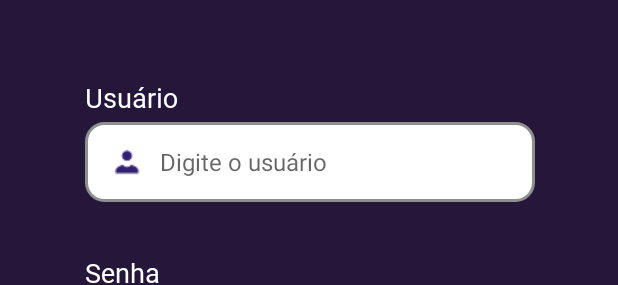
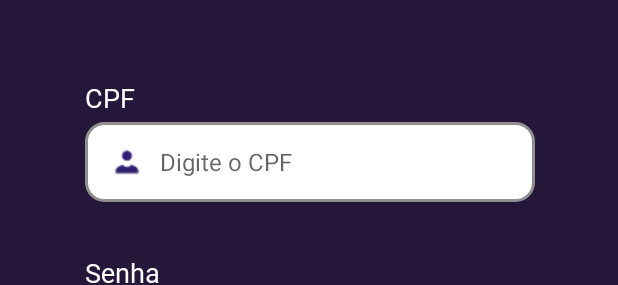
Before and after one commit to Systems-Kronos/kronos-app-mobile, an Android app: the layout activity_login.xml on its own in the app's theme, with its tools: preview values and no code run, on a phone screen of 412 x 824 dp. Shown: the part 308-593 px from the top of the screen. Run offline under Robolectric (Android 15) with nearby library versions, the phone set to English and light mode, and no system bars.

Commit message:
feat: funcionalidade de login

```diff
--- a/app/build.gradle.kts
+++ b/app/build.gradle.kts
@@ -48,6 +48,8 @@ dependencies {
     testImplementation(libs.junit)
     androidTestImplementation(libs.ext.junit)
     androidTestImplementation(libs.espresso.core)
+    implementation ("com.squareup.retrofit2:retrofit:2.9.0")
+    implementation ("com.squareup.retrofit2:converter-gson:2.9.0")
     implementation ("com.google.android.flexbox:flexbox:3.0.0")
     implementation("com.github.PhilJay:MPAndroidChart:v3.1.0")
     implementation ("com.github.bumptech.glide:glide:4.16.0")
--- a/app/src/main/AndroidManifest.xml
+++ b/app/src/main/AndroidManifest.xml
@@ -1,6 +1,7 @@
 <?xml version="1.0" encoding="utf-8"?>
 <manifest xmlns:android="http://schemas.android.com/apk/res/android"
     xmlns:tools="http://schemas.android.com/tools">
+    <uses-permission android:name="android.permission.INTERNET"/>
 
     <application
         android:allowBackup="true"
@@ -28,12 +29,12 @@
             android:screenOrientation="portrait"
             android:theme="@style/Theme.MaterialComponents.DayNight.NoActionBar" />
         <activity
-            android:name=".ui.SplashScreen.SplashScreen"
+            android:name=".MainActivity"
             android:exported="false"
             android:screenOrientation="portrait"
             android:label="@string/app_name" />
         <activity
-            android:name=".MainActivity"
+            android:name=".ui.SplashScreen.SplashScreen"
             android:exported="true"
             android:screenOrientation="portrait"
             android:theme="@style/Theme.MaterialComponents.DayNight.NoActionBar">
--- a/app/src/main/res/layout/activity_login.xml
+++ b/app/src/main/res/layout/activity_login.xml
@@ -39,27 +39,27 @@
         app:layout_constraintEnd_toEndOf="parent" />
 
     <TextView
-        android:id="@+id/phoneLabel"
+        android:id="@+id/cpfLabel"
         android:layout_width="wrap_content"
         android:layout_height="wrap_content"
         android:layout_marginBottom="4dp"
         android:fontFamily="@font/anekodia"
-        android:text="Usuário"
+        android:text="CPF"
         android:textColor="#FFFFFF"
         android:textSize="18sp"
-        app:layout_constraintBottom_toTopOf="@+id/phoneInput"
-        app:layout_constraintStart_toStartOf="@+id/phoneInput" />
+        app:layout_constraintBottom_toTopOf="@+id/cpfInput"
+        app:layout_constraintStart_toStartOf="@+id/cpfInput" />
 
 
     <EditText
-        android:id="@+id/phoneInput"
+        android:id="@+id/cpfInput"
         android:layout_width="300dp"
         android:layout_height="53dp"
         android:layout_marginTop="56dp"
         android:background="@drawable/background_input"
         android:drawableStart="@drawable/user_icon"
         android:drawablePadding="12dp"
-        android:hint="Digite o usuário"
+        android:hint="Digite o CPF"
         android:paddingStart="18dp"
         android:textColor="@android:color/black"
         android:textSize="16sp"
```
Also changed, not shown: app/src/main/java/com/example/kronosprojeto/Model/Token.java (added, +20 -0 lines), app/src/main/java/com/example/kronosprojeto/config/RetrofitClientSQL.java (added, +26 -0 lines), app/src/main/java/com/example/kronosprojeto/dto/LoginRequestDto.java (added, +27 -0 lines), app/src/main/java/com/example/kronosprojeto/service/AuthService.java (added, +12 -0 lines), app/src/main/java/com/example/kronosprojeto/ui/Login/LoginActivity.java (+57 -2 lines).
